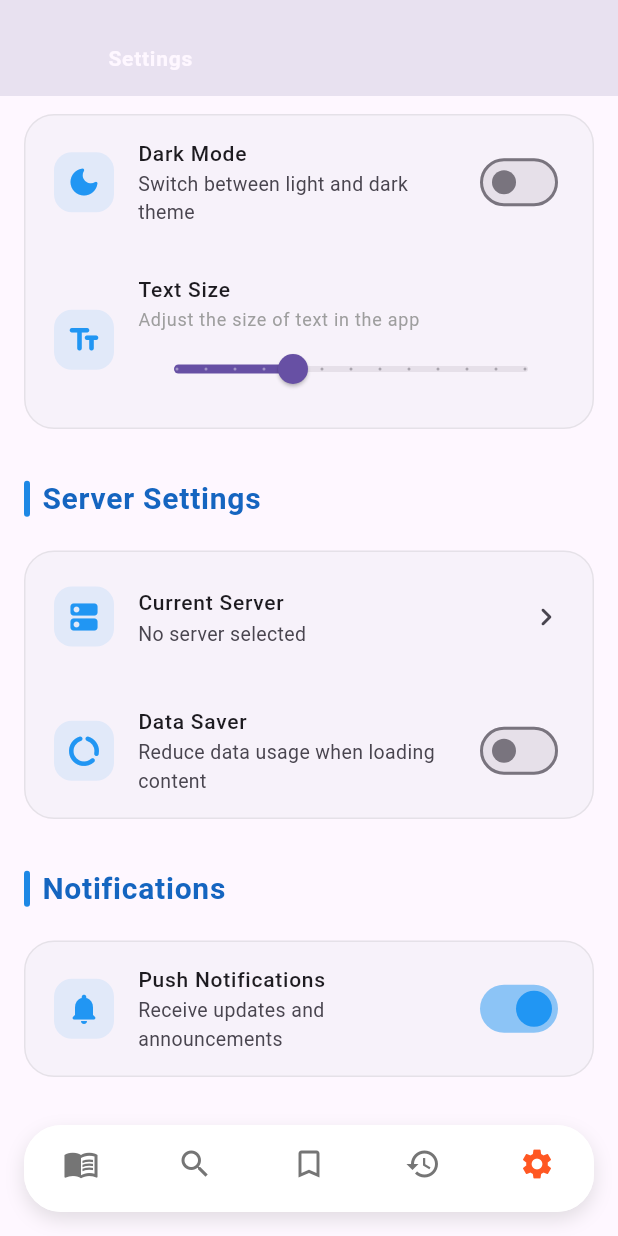
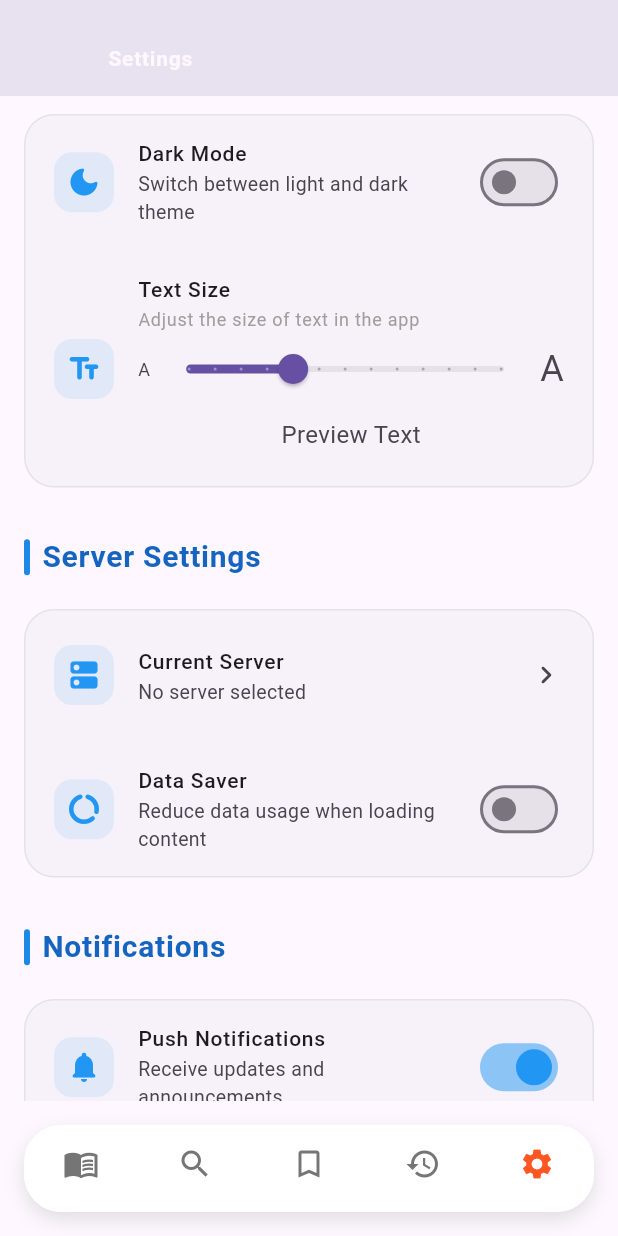
Before and after one commit to Duy-Thanh/docln, a Flutter app: the screen it shows after launch, item 5 of the bottom bar chosen, scrolled down 576 dp, on a phone screen of 412 x 824 dp. Run offline on Flutter 3.47's test engine with Material 3 defaults, Android fonts, the phone set to English and light mode, and no system bars; our stand-ins replace flutter_local_notifications, permission_handler, shared_preferences, webview_flutter; network calls fail.

Commit message:
Update GUI

```diff
--- a/lib/screens/SettingsScreen.dart
+++ b/lib/screens/SettingsScreen.dart
@@ -756,7 +756,7 @@ class _SettingsScreenState extends State<SettingsScreen> with SingleTickerProvid
     );
   }
 
-  Widget _buildModernSliderTile(
+    Widget _buildModernSliderTile(
     String title,
     String subtitle,
     IconData icon,
@@ -789,13 +789,39 @@ class _SettingsScreenState extends State<SettingsScreen> with SingleTickerProvid
           ),
         ],
       ),
-      subtitle: Slider(
-        value: value.clamp(12.0, 24.0), // Ensure value is within bounds
-        min: 12.0,
-        max: 24.0,
-        divisions: 12,
-        label: value.round().toString(),
-        onChanged: onChanged,
+      subtitle: Column(
+        children: [
+          Row(
+            mainAxisAlignment: MainAxisAlignment.spaceBetween,
+            children: [
+              Text('A', style: TextStyle(fontSize: 12)),
+              Expanded(
+                child: Slider(
+                  value: value.clamp(12.0, 24.0),
+                  min: 12.0,
+                  max: 24.0,
+                  divisions: 12,
+                  label: value.round().toString(),
+                  onChanged: (newValue) {
+                    onChanged(newValue);
+                    // Update text size in real-time
+                    final themeService = Provider.of<ThemeServices>(context, listen: false);
+                    themeService.setTextScaleFactor(newValue);
+                  },
+                ),
+              ),
+              Text('A', style: TextStyle(fontSize: 24)),
+            ],
+          ),
+          // Preview text
+          Padding(
+            padding: EdgeInsets.symmetric(vertical: 8),
+            child: Text(
+              'Preview Text',
+              style: TextStyle(fontSize: value),
+            ),
+          ),
+        ],
       ),
     );
   }
@@ -1052,7 +1078,11 @@ class _SettingsScreenState extends State<SettingsScreen> with SingleTickerProvid
                       'Adjust the size of text in the app',
                       Icons.text_fields_rounded,
                       textSize,
-                      (value) => _onSettingChanged(() => setState(() => textSize = value)),
+                      (value) {
+                        _onSettingChanged(() {
+                          setState(() => textSize = value);
+                        });
+                      },
                     ),
                   ],
                 ),
```
